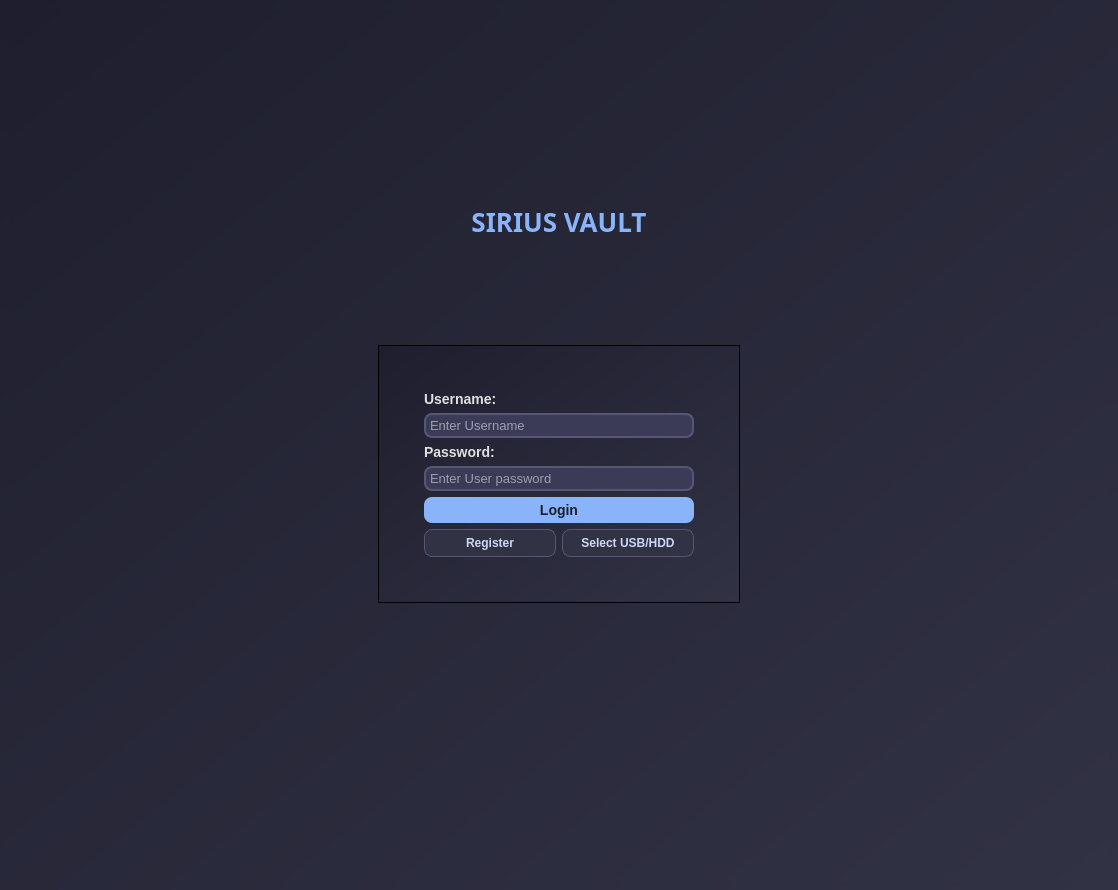
Before: the Qt Designer form SiriusVaultGUI/src/login.ui in Ghospicer/SiriusVault, drawn with Qt 5.
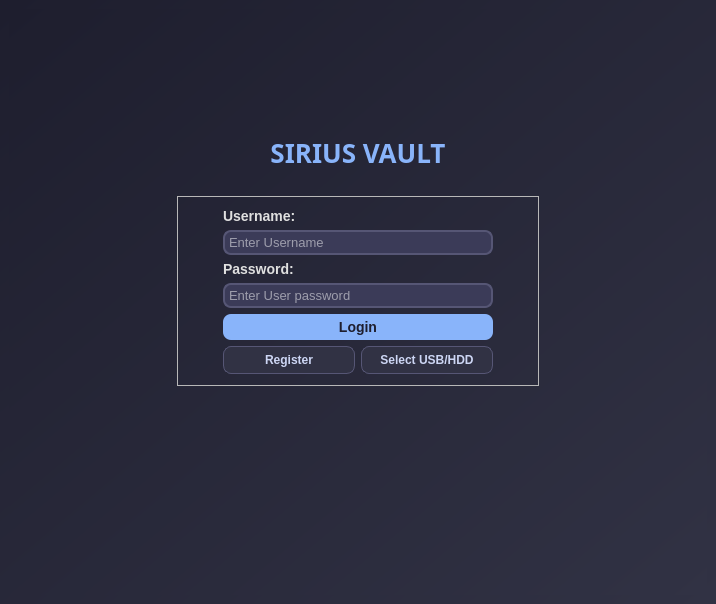
After: the same form once the commit is applied. The open tabs and pages were chosen to show the change. Icons and pictures are not drawn.

```diff
--- a/SiriusVaultGUI/src/login.ui
+++ b/SiriusVaultGUI/src/login.ui
@@ -9,8 +9,8 @@
    <rect>
     <x>0</x>
     <y>0</y>
-    <width>1118</width>
-    <height>890</height>
+    <width>716</width>
+    <height>604</height>
    </rect>
   </property>
   <property name="windowTitle">
@@ -40,7 +40,7 @@
       </property>
       <widget class="QWidget" name="login_page">
        <property name="styleSheet">
-        <string notr="true">QWidget{
+        <string notr="true">#login_page {
     background-color: qlineargradient(spread:pad, x1:0, y1:0, x2:1, y2:1, stop:0 #1e1e2e, stop:1 #313244);
 }</string>
        </property>
```
Left out of the diff: 2 changed lines with no effect on the pictures.
